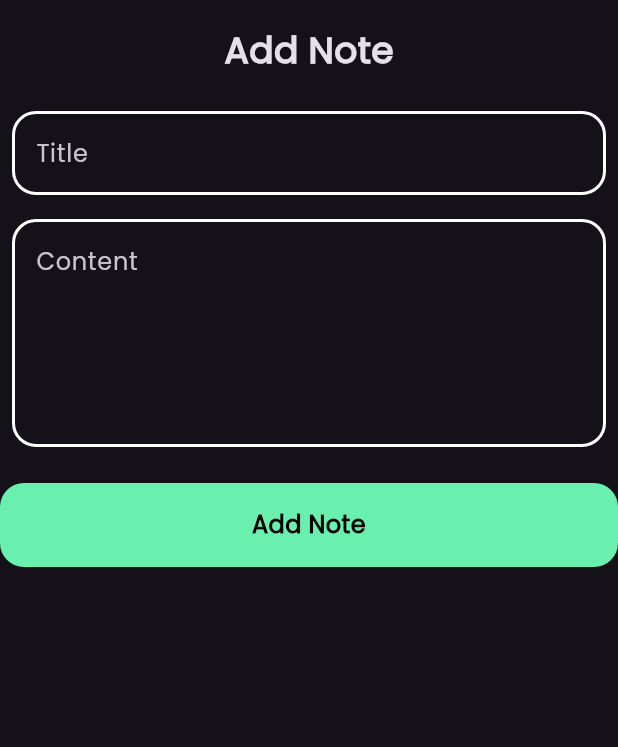
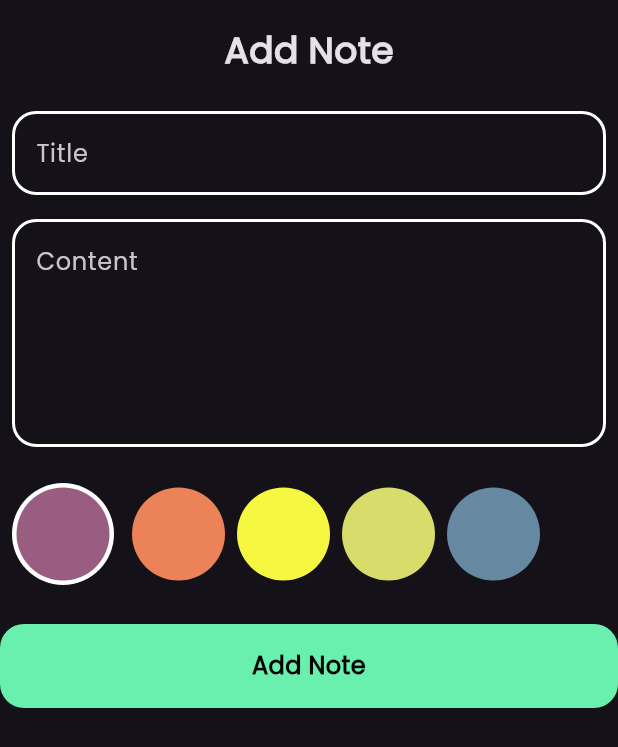
Before and after one commit to 0xFaris/notes_app, a Flutter app: the AddNoteForm widget shown alone on an empty page, opened directly, on a phone screen of 412 x 824 dp. Shown: the top 747 px of the screen. Run offline on Flutter 3.47's test engine with Material 3 defaults, Android fonts, the phone set to English and light mode, and no system bars; our stand-ins replace bloc, flutter_bloc, hive, hive_flutter; accounts and stored records are empty.

Commit message:
custom color list done + edit custom color list done

```diff
--- a/lib/constants.dart
+++ b/lib/constants.dart
@@ -2,3 +2,10 @@ import 'package:flutter/material.dart';
 
 const kPrimaryColor = Colors.greenAccent;
 const kNotesBoxKey = 'notes_box';
+List<Color> kColors = [
+  Color(0xff995D81),
+  Color(0xffEB8258),
+  Color(0xffF6F740),
+  Color(0xffD8DC6A),
+  Color(0xff6689A1),
+];
--- a/lib/cubits/add_note_cubit/add_note_cubit.dart
+++ b/lib/cubits/add_note_cubit/add_note_cubit.dart
@@ -1,4 +1,5 @@
 import 'package:bloc/bloc.dart';
+import 'package:flutter/material.dart';
 import 'package:hive_flutter/hive_flutter.dart';
 import 'package:meta/meta.dart';
 import 'package:notes_app/constants.dart';
@@ -8,9 +9,11 @@ part 'add_note_state.dart';
 
 class AddNoteCubit extends Cubit<AddNoteState> {
   AddNoteCubit() : super(AddNoteInitial());
+  Color color = Color(0xff995D81);
 
   addNote(NotesModel note) async {
     emit(AddNoteLoading());
+    note.color = color.value;
 
     try {
       var notesBox = Hive.box<NotesModel>(kNotesBoxKey);
--- a/lib/main.dart
+++ b/lib/main.dart
@@ -1,5 +1,3 @@
-import 'dart:io';
-
 import 'package:flutter/material.dart';
 import 'package:flutter_bloc/flutter_bloc.dart';
 import 'package:hive_flutter/hive_flutter.dart';
--- a/lib/views/edit_note_view.dart
+++ b/lib/views/edit_note_view.dart
@@ -4,6 +4,7 @@ import 'package:notes_app/cubits/notes_cubit/notes_cubit.dart';
 import 'package:notes_app/models/notes_model.dart';
 import 'package:notes_app/widgets/custom_appbar.dart';
 import 'package:notes_app/widgets/custom_textfeild.dart';
+import 'package:notes_app/widgets/edit_note_custom_colors_list.dart';
 
 class EditNoteView extends StatefulWidget {
   const EditNoteView({super.key, required this.notes});
@@ -28,6 +29,8 @@ class _EditNoteViewState extends State<EditNoteView> {
               widget.notes.title = title ?? widget.notes.title;
               widget.notes.description =
                   description ?? widget.notes.description;
+
+              widget.notes.save();
               BlocProvider.of<NotesCubit>(context).fetchData();
               Navigator.pop(context);
             },
@@ -49,6 +52,9 @@ class _EditNoteViewState extends State<EditNoteView> {
             },
           ),
           SizedBox(height: 20),
+          EditCircleAvatarListView(
+            note: widget.notes,
+          ),
         ],
       ),
     ));
--- a/lib/widgets/add_note_form.dart
+++ b/lib/widgets/add_note_form.dart
@@ -2,9 +2,9 @@ import 'package:flutter/material.dart';
 import 'package:flutter_bloc/flutter_bloc.dart';
 import 'package:intl/intl.dart';
 import 'package:notes_app/cubits/add_note_cubit/add_note_cubit.dart';
-import 'package:notes_app/cubits/notes_cubit/notes_cubit.dart';
 import 'package:notes_app/models/notes_model.dart';
 import 'package:notes_app/widgets/custom_button.dart';
+import 'package:notes_app/widgets/custom_color_items.dart';
 import 'package:notes_app/widgets/custom_textfeild.dart';
 
 class AddNoteForm extends StatefulWidget {
@@ -51,6 +51,8 @@ class _AddNoteFormState extends State<AddNoteForm> {
             maxLines: 5,
           ),
           const SizedBox(height: 16),
+          CircleAvatarListView(),
+          const SizedBox(height: 26),
           BlocBuilder<AddNoteCubit, AddNoteState>(
             builder: (context, state) {
               return CustomButton(
@@ -62,7 +64,7 @@ class _AddNoteFormState extends State<AddNoteForm> {
                         title: title!,
                         description: subTitle!,
                         date: DateFormat('yyyy/MM/dd').format(DateTime.now()),
-                        color: Colors.amber.value);
+                        color: Colors.red.value);
                     BlocProvider.of<AddNoteCubit>(context).addNote(notes);
                   } else {
                     autovalidateMode = AutovalidateMode.always;
--- /dev/null
+++ b/lib/widgets/custom_color_items.dart
@@ -0,0 +1,65 @@
+import 'package:flutter/material.dart';
+import 'package:flutter_bloc/flutter_bloc.dart';
+import 'package:notes_app/constants.dart';
+import 'package:notes_app/cubits/add_note_cubit/add_note_cubit.dart';
+
+class CustomCircleAvatar extends StatelessWidget {
+  const CustomCircleAvatar(
+      {super.key, required this.isSelected, required this.color});
+  final bool isSelected;
+  final Color color;
+
+  @override
+  Widget build(BuildContext context) {
+    return isSelected
+        ? CircleAvatar(
+            radius: 38,
+            backgroundColor: Colors.white,
+            child: CircleAvatar(
+              backgroundColor: color,
+              radius: 31,
+            ),
+          )
+        : CircleAvatar(
+            backgroundColor: color,
+            radius: 31,
+          );
+  }
+}
+
+class CircleAvatarListView extends StatefulWidget {
+  const CircleAvatarListView({super.key});
+
+  @override
+  State<CircleAvatarListView> createState() => _CircleAvatarListViewState();
+}
+
+class _CircleAvatarListViewState extends State<CircleAvatarListView> {
+  int currentIndex = 0;
+  @override
+  Widget build(BuildContext context) {
+    return SizedBox(
+      height: 34 * 2,
+      child: ListView.builder(
+        itemCount: kColors.length,
+        scrollDirection: Axis.horizontal,
+        itemBuilder: (context, index) {
+          return Padding(
+            padding: const EdgeInsets.symmetric(horizontal: 4.0),
+            child: GestureDetector(
+              onTap: () {
+                currentIndex = index;
+                BlocProvider.of<AddNoteCubit>(context).color = kColors[index];
+                setState(() {});
+              },
+              child: CustomCircleAvatar(
+                isSelected: currentIndex == index,
+                color: kColors[index],
+              ),
+            ),
+          );
+        },
+      ),
+    );
+  }
+}
--- a/lib/widgets/notes_item.dart
+++ b/lib/widgets/notes_item.dart
@@ -20,7 +20,7 @@ class NotesItem extends StatelessWidget {
       child: Container(
         padding: const EdgeInsets.only(top: 30, bottom: 30, left: 10),
         decoration: BoxDecoration(
-          color: Colors.yellow,
+          color: Color(notes.color),
           borderRadius: BorderRadius.circular(16),
         ),
         child: Column(
```
Also changed, not shown: lib/widgets/edit_note_custom_colors_list.dart (added, +48 -0 lines).
